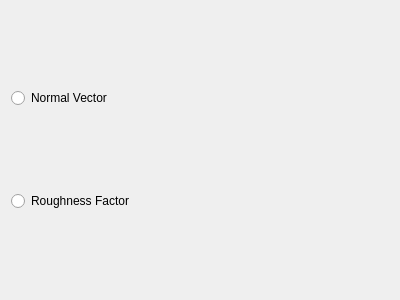
Above: editor/display/renderer_light_inputs_parameters.ui from e8yes/e8yes-terrain before the change. Below: the same form after it.
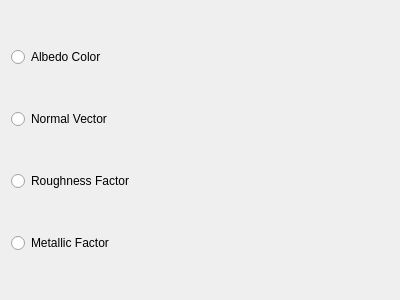
That is the form after the change.

Commit message: 1. Generates albedo and metallic parameters. 2. Adjusts the basic modules to support multi-color-attachment.

Diff of the .ui file:
```diff
--- a/editor/display/renderer_light_inputs_parameters.ui
+++ b/editor/display/renderer_light_inputs_parameters.ui
@@ -14,6 +14,13 @@
    <string>Form</string>
   </property>
   <layout class="QVBoxLayout" name="verticalLayout">
+   <item>
+    <widget class="QRadioButton" name="albedo_color_radio">
+     <property name="text">
+      <string>Albedo Color</string>
+     </property>
+    </widget>
+   </item>
    <item>
     <widget class="QRadioButton" name="normal_vector_radio">
      <property name="text">
@@ -28,6 +35,13 @@
      </property>
     </widget>
    </item>
+   <item>
+    <widget class="QRadioButton" name="metallic_factor_radio">
+     <property name="text">
+      <string>Metallic Factor</string>
+     </property>
+    </widget>
+   </item>
   </layout>
  </widget>
  <resources/>
```
The commit also changes 21 other files.
